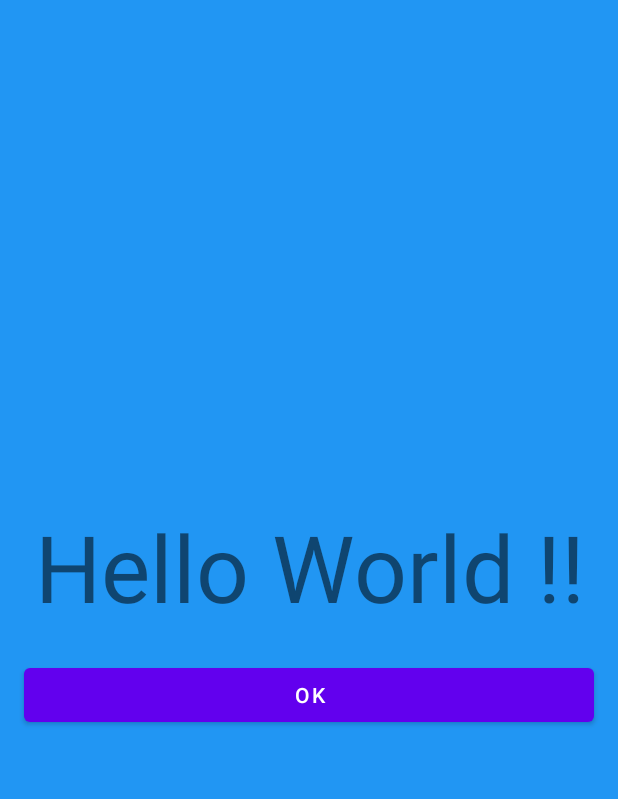
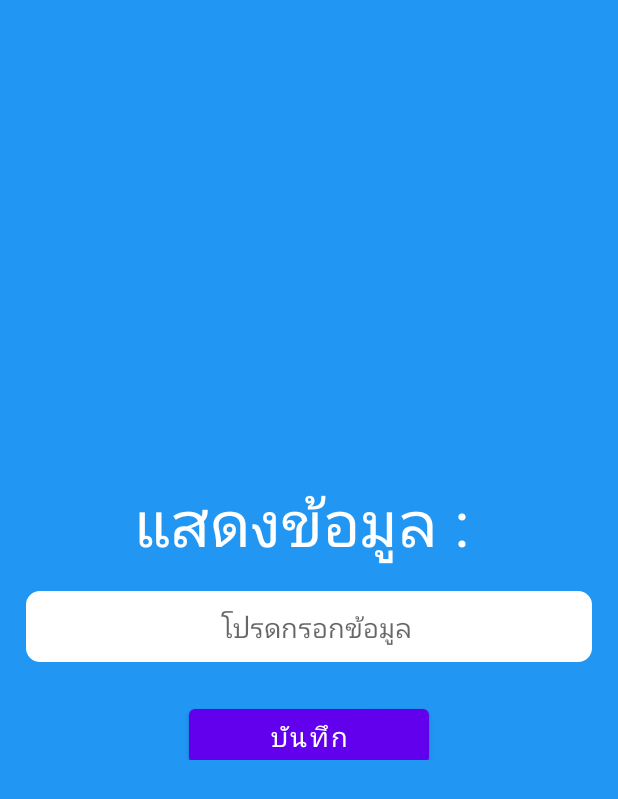
Before and after one commit to jirayutz/Rudy-Java, an Android app: the layout activity_home.xml on its own in the app's theme, with its tools: preview values and no code run, on a phone screen of 412 x 824 dp. Shown: the top 799 px of the screen. Run offline under Robolectric (Android 15) with nearby library versions, the phone set to English and light mode, and no system bars.

Commit message:
Input data to firebase , Read data

```diff
--- a/app/build.gradle
+++ b/app/build.gradle
@@ -34,6 +34,7 @@ dependencies {
     implementation 'com.google.android.material:material:1.2.1'
     implementation 'androidx.constraintlayout:constraintlayout:2.0.2'
     implementation 'com.google.firebase:firebase-auth:19.4.0'
+    implementation 'com.google.firebase:firebase-firestore:21.7.1'
     testImplementation 'junit:junit:4.+'
     androidTestImplementation 'androidx.test.ext:junit:1.1.2'
     androidTestImplementation 'androidx.test.espresso:espresso-core:3.3.0'
--- a/app/src/main/java/com/jry/rudyjava/LoginActivity.java
+++ b/app/src/main/java/com/jry/rudyjava/LoginActivity.java
@@ -34,13 +34,13 @@ public class LoginActivity extends AppCompatActivity {
                     @Override
                     public void onComplete(@NonNull Task<AuthResult> task) {
                         if (task.isSuccessful()){
-                            Toast.makeText(LoginActivity.this,"Login is SucessFull",Toast.LENGTH_LONG).show();
+                            Toast.makeText(LoginActivity.this,"เข้าสู่ระบบสำเร็จ",Toast.LENGTH_LONG).show();
                             String uid = FirebaseAuth.getInstance().getUid();
                             Intent login = new Intent(LoginActivity.this,HomeActivity.class);
                             login.putExtra("UserUid",uid);
                             startActivity(login);
                         }else {
-                            Toast.makeText(LoginActivity.this,"Login is UnsucessFull",Toast.LENGTH_LONG).show();
+                            Toast.makeText(LoginActivity.this,"เข้าสู่ระบบไม่สำเร็จ",Toast.LENGTH_LONG).show();
                         }
                     }
                 });
--- a/app/src/main/res/layout/activity_home.xml
+++ b/app/src/main/res/layout/activity_home.xml
@@ -9,20 +9,47 @@
     tools:context=".HomeActivity">
 
     <TextView
-        android:id="@+id/tvShow"
-        android:layout_width="match_parent"
-        android:layout_height="wrap_content"
-        android:gravity="center_horizontal"
-        android:text="Hello World !!"
-        android:textSize="62dp" />
-
-    <Button
-        android:id="@+id/btnOK"
+        android:id="@+id/tvShowbrand"
         android:layout_width="match_parent"
         android:layout_height="wrap_content"
         android:layout_marginStart="16dp"
-        android:layout_marginTop="20dp"
         android:layout_marginEnd="16dp"
-        android:text="OK" />
+        android:layout_marginBottom="16dp"
+        android:gravity="center"
+        android:text="แสดงข้อมูล : "
+        android:textColor="@color/colorWhite"
+        android:textSize="42dp" />
+
+    <EditText
+
+        android:id="@+id/edtinputband"
+        android:layout_width="match_parent"
+        android:layout_height="50dp"
+        android:layout_marginStart="16dp"
+        android:layout_marginEnd="16dp"
+        android:background="@drawable/custom_input"
+        android:ems="10"
+        android:gravity="center"
+        android:hint="โปรดกรอกข้อมูล"
+        android:paddingStart="10dp" />
+
+    <LinearLayout
+        android:layout_width="match_parent"
+        android:layout_height="wrap_content"
+        android:gravity="center"
+        android:orientation="horizontal">
+
+        <Button
+            android:id="@+id/btnsave"
+            android:layout_width="160dp"
+            android:layout_height="wrap_content"
+            android:layout_marginStart="16dp"
+            android:layout_marginTop="16dp"
+            android:layout_marginEnd="16dp"
+            android:text="บันทึก"
+            android:textSize="18sp" />
+
+    </LinearLayout>
+
 
 </LinearLayout>
```
Also changed, not shown: app/src/main/AndroidManifest.xml (+4 -4 lines), app/src/main/java/com/jry/rudyjava/HomeActivity.java (+73 -9 lines).
